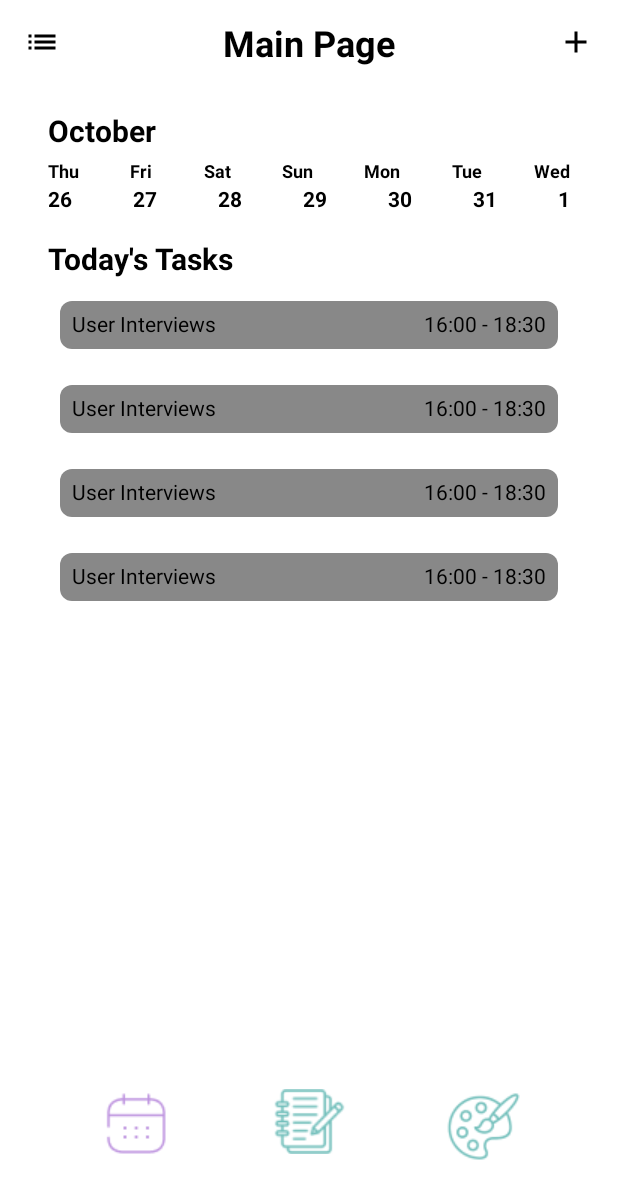
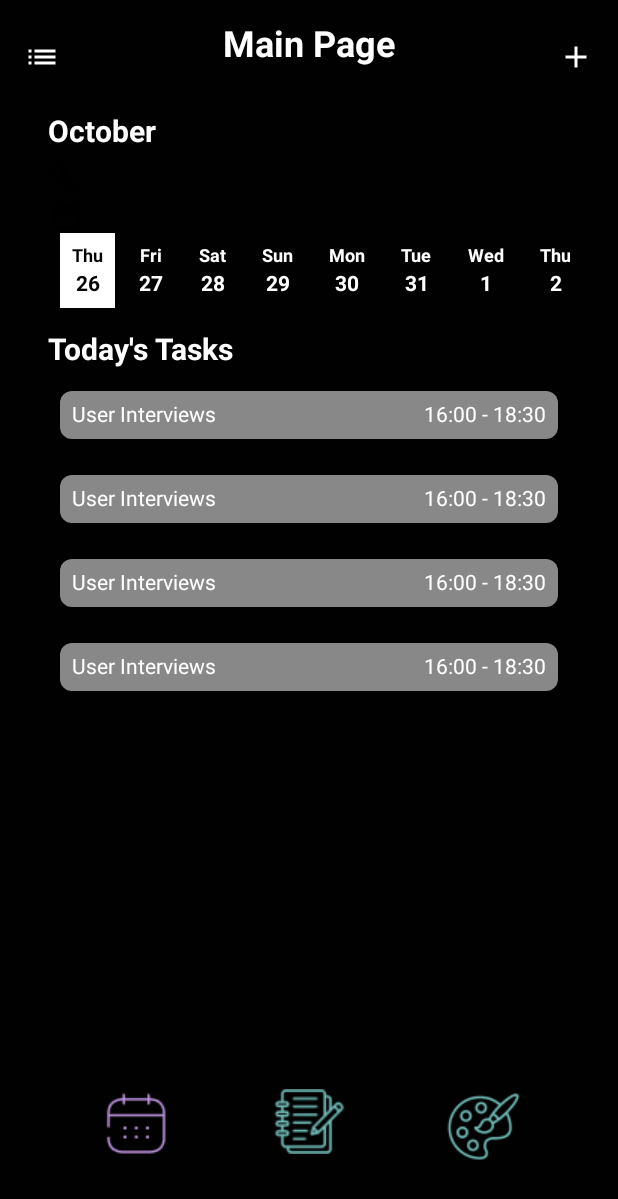
Before and after one commit to poiu542/Picashow, an Android app built with Jetpack Compose: the screen it shows after launch (MainActivity), on a phone screen of 412 x 824 dp. Shown: the top 1199 px of the screen. Run offline under Robolectric (Android 15) with nearby library versions, the phone set to English and light mode, and no system bars; 1 statement that could not run was skipped.

Commit message:
FEAT: 배경색 변경, 날짜 Horizontal 스크롤 구현

```diff
--- a/app/build.gradle.kts
+++ b/app/build.gradle.kts
@@ -52,7 +52,7 @@ android {
 dependencies {
 
     // workManager
-    implementation ("androidx.work:work-runtime-ktx:2.7.0")
+    implementation("androidx.work:work-runtime-ktx:2.7.0")
     // navigation
     implementation("androidx.navigation:navigation-compose:2.5.3")
 
--- a/app/src/main/java/io/b306/picashow/MainActivity.kt
+++ b/app/src/main/java/io/b306/picashow/MainActivity.kt
@@ -5,45 +5,28 @@ import android.app.TimePickerDialog
 import android.os.Bundle
 import androidx.activity.ComponentActivity
 import androidx.activity.compose.setContent
-import androidx.compose.foundation.Image
-import androidx.compose.foundation.background
 import androidx.compose.foundation.clickable
 import androidx.compose.foundation.layout.Arrangement
-import androidx.compose.foundation.layout.Box
-import androidx.compose.foundation.layout.Column
 import androidx.compose.foundation.layout.Row
-import androidx.compose.foundation.layout.Spacer
-import androidx.compose.foundation.layout.fillMaxSize
-import androidx.compose.foundation.layout.fillMaxWidth
-import androidx.compose.foundation.layout.height
 import androidx.compose.foundation.layout.padding
-import androidx.compose.foundation.layout.size
-import androidx.compose.foundation.shape.RoundedCornerShape
 import androidx.compose.material.Icon
 import androidx.compose.material.MaterialTheme
 import androidx.compose.material.Surface
 import androidx.compose.material.Text
 import androidx.compose.material.icons.Icons
-import androidx.compose.material.icons.filled.Add
-import androidx.compose.material.icons.filled.ArrowBack
 import androidx.compose.material.icons.filled.DateRange
-import androidx.compose.material.icons.filled.Home
 import androidx.compose.material.icons.rounded.Build
 import androidx.compose.runtime.Composable
 import androidx.compose.runtime.getValue
 import androidx.compose.runtime.mutableStateOf
 import androidx.compose.runtime.remember
 import androidx.compose.runtime.setValue
-import androidx.compose.ui.Alignment
 import androidx.compose.ui.Modifier
-import androidx.compose.ui.graphics.Color
 import androidx.compose.ui.platform.LocalContext
-import androidx.compose.ui.res.painterResource
-import androidx.compose.ui.text.font.FontWeight
 import androidx.compose.ui.unit.dp
-import androidx.compose.ui.unit.sp
 import androidx.navigation.compose.rememberNavController
-import scheduleWallpaperChange
+import io.b306.picashow.ui.components.ShowDatePicker
+import io.b306.picashow.ui.components.ShowTimePicker
 import java.util.Calendar
 
 class MainActivity : ComponentActivity() {
@@ -51,18 +34,13 @@ class MainActivity : ComponentActivity() {
     override fun onCreate(savedInstanceState: Bundle?) {
         super.onCreate(savedInstanceState)
         setContent {
-//            val navController = rememberNavController()
-//            SetupNavigation(n
-//            avController)
-//            MainScreen()
-
             Row(
                 modifier = Modifier.padding(16.dp),
                 horizontalArrangement = Arrangement.spacedBy(16.dp)
             ) {
                 ShowDatePicker()
                 ShowTimePicker()
-                scheduleWallpaperChange(this@MainActivity);
+                scheduleWallpaperChange(this@MainActivity)
             }
             Surface(color = MaterialTheme.colors.background) {
                 val navController = rememberNavController()
@@ -71,58 +49,7 @@ class MainActivity : ComponentActivity() {
         }
     }
 }
-@Composable
-fun ShowDatePicker() {
-    val context = LocalContext.current
-    var selectedDate by remember { mutableStateOf("") }
 
-    Icon(
-        Icons.Default.DateRange,
-        contentDescription = "Open Date Picker",
-        modifier = Modifier.clickable {
-            val calendar: Calendar = Calendar.getInstance()
-            val day = calendar.get(Calendar.DAY_OF_MONTH)
-            val month = calendar.get(Calendar.MONTH)
-            val year = calendar.get(Calendar.YEAR)
-
-            DatePickerDialog(context, { _, mYear, mMonth, mDay ->
-                selectedDate = "${mDay}/${mMonth + 1}/$mYear"
-                // selectedDate 변수에 선택된 날짜가 저장됩니다.
-                // 이 변수를 원하는 곳에서 사용하세요.
-
-            }, year, month, day).show()
-        }
-    )
-    if (selectedDate.isNotEmpty()) {
-        Text("Selected Date: $selectedDate")
-    }
-}
-
-@Composable
-fun ShowTimePicker() {
-    val context = LocalContext.current
-    var selectedTime by remember { mutableStateOf("") }
-
-    Icon(
-        Icons.Rounded.Build,
-        contentDescription = "Open Time Picker",
-        modifier = Modifier.clickable {
-            val calendar: Calendar = Calendar.getInstance()
-            val hourOfDay = calendar.get(Calendar.HOUR_OF_DAY)
-            val minute = calendar.get(Calendar.MINUTE)
-
-            TimePickerDialog(context, { _, mHour, mMinute ->
-                selectedTime= "${mHour}:${mMinute}"
-                // selectedTime 변수에 선택된 시간이 저장됩니다.
-                // 이 변수를 원하는 곳에서 사용하세요.
-
-            }, hourOfDay, minute, true).show()
-        }
-    )
-    if (selectedTime.isNotEmpty()) {
-        Text("Selected Date: $selectedTime")
-    }
-}
 //@Preview(showBackground = true)
 //@Composable
 //fun GreetingPreview() {
--- a/app/src/main/java/io/b306/picashow/MainScreen.kt
+++ b/app/src/main/java/io/b306/picashow/MainScreen.kt
@@ -1,6 +1,7 @@
 package io.b306.picashow
 
 import androidx.compose.foundation.Image
+import androidx.compose.foundation.background
 import androidx.compose.foundation.clickable
 import androidx.compose.foundation.layout.Arrangement
 import androidx.compose.foundation.layout.Box
@@ -25,6 +26,7 @@ import androidx.compose.runtime.rememberUpdatedState
 import androidx.compose.runtime.setValue
 import androidx.compose.ui.Alignment
 import androidx.compose.ui.Modifier
+import androidx.compose.ui.graphics.Color
 import androidx.compose.ui.res.painterResource
 import androidx.compose.ui.text.font.FontWeight
 import androidx.compose.ui.unit.dp
@@ -36,6 +38,7 @@ import io.b306.picashow.ui.components.BottomNavigation
 import io.b306.picashow.ui.components.BottomNavigationItem
 import io.b306.picashow.ui.components.TopAppBar
 import io.b306.picashow.ui.page.MainPage
+import io.b306.picashow.ui.theme.MainBackground
 
 @Composable
 fun MainScreen(navController: NavHostController) {
@@ -54,6 +57,11 @@ fun MainScreen(navController: NavHostController) {
             }
         }
     }
+    Box(
+        modifier = Modifier
+            .fillMaxSize()
+            .background(MainBackground)  // 전체 배경색을 설정합니다.
+    ) {
         Column(
             modifier = Modifier
                 .fillMaxSize()
@@ -72,17 +80,32 @@ fun MainScreen(navController: NavHostController) {
 
                 val bottomNavItems = listOf(
                     BottomNavigationItem(
-                    icon = { Image(painter = painterResource(id = R.drawable.calender), contentDescription = null) },
+                        icon = {
+                            Image(
+                                painter = painterResource(id = R.drawable.calender),
+                                contentDescription = null
+                            )
+                        },
                         selected = navController.currentDestination?.route == "firstPage",
                         onClick = { navController.navigate("firstPage") }
                     ),
                     BottomNavigationItem(
-                    icon = { Image(painter = painterResource(id = R.drawable.today), contentDescription = null) },
+                        icon = {
+                            Image(
+                                painter = painterResource(id = R.drawable.today),
+                                contentDescription = null
+                            )
+                        },
                         selected = navController.currentDestination?.route == "secondPage" || navController.previousBackStackEntry == null,
                         onClick = { navController.navigate("secondPage") }
                     ),
                     BottomNavigationItem(
-                    icon = { Image(painter = painterResource(id = R.drawable.paintdiary), contentDescription = null) },
+                        icon = {
+                            Image(
+                                painter = painterResource(id = R.drawable.paintdiary),
+                                contentDescription = null
+                            )
+                        },
                         selected = navController.currentDestination?.route == "thirdPage",
                         onClick = { navController.navigate("thirdPage") }
                     )
@@ -92,6 +115,7 @@ fun MainScreen(navController: NavHostController) {
                     modifier = Modifier.align(Alignment.BottomCenter),
                     items = bottomNavItems
                 )
+            }
         }
     }
 }
--- /dev/null
+++ b/app/src/main/java/io/b306/picashow/ui/components/Picker.kt
@@ -0,0 +1,71 @@
+package io.b306.picashow.ui.components
+
+import android.app.DatePickerDialog
+import android.app.TimePickerDialog
+import androidx.compose.foundation.clickable
+import androidx.compose.material.Icon
+import androidx.compose.material.Text
+import androidx.compose.material.icons.Icons
+import androidx.compose.material.icons.filled.DateRange
+import androidx.compose.material.icons.rounded.Build
+import androidx.compose.runtime.Composable
+import androidx.compose.runtime.getValue
+import androidx.compose.runtime.mutableStateOf
+import androidx.compose.runtime.remember
+import androidx.compose.runtime.setValue
+import androidx.compose.ui.Modifier
+import androidx.compose.ui.platform.LocalContext
+import java.util.Calendar
+
+@Composable
+fun ShowDatePicker() {
+    val context = LocalContext.current
+    var selectedDate by remember { mutableStateOf("") }
+
+    Icon(
+        Icons.Default.DateRange,
+        contentDescription = "Open Date Picker",
+        modifier = Modifier.clickable {
+            val calendar: Calendar = Calendar.getInstance()
+            val day = calendar.get(Calendar.DAY_OF_MONTH)
+            val month = calendar.get(Calendar.MONTH)
+            val year = calendar.get(Calendar.YEAR)
+
+            DatePickerDialog(context, { _, mYear, mMonth, mDay ->
+                selectedDate = "${mDay}/${mMonth + 1}/$mYear"
+                // selectedDate 변수에 선택된 날짜가 저장됩니다.
+                // 이 변수를 원하는 곳에서 사용하세요.
+
+            }, year, month, day).show()
+        }
+    )
+    if (selectedDate.isNotEmpty()) {
+        Text("Selected Date: $selectedDate")
+    }
+}
+
+@Composable
+fun ShowTimePicker() {
+    val context = LocalContext.current
+    var selectedTime by remember { mutableStateOf("") }
+
+    Icon(
+        Icons.Rounded.Build,
+        contentDescription = "Open Time Picker",
+        modifier = Modifier.clickable {
+            val calendar: Calendar = Calendar.getInstance()
+            val hourOfDay = calendar.get(Calendar.HOUR_OF_DAY)
+            val minute = calendar.get(Calendar.MINUTE)
+
+            TimePickerDialog(context, { _, mHour, mMinute ->
+                selectedTime= "${mHour}:${mMinute}"
+                // selectedTime 변수에 선택된 시간이 저장됩니다.
+                // 이 변수를 원하는 곳에서 사용하세요.
+
+            }, hourOfDay, minute, true).show()
+        }
+    )
+    if (selectedTime.isNotEmpty()) {
+        Text("Selected Date: $selectedTime")
+    }
+}
--- a/app/src/main/java/io/b306/picashow/ui/components/TopAppBar.kt
+++ b/app/src/main/java/io/b306/picashow/ui/components/TopAppBar.kt
@@ -3,6 +3,7 @@ package io.b306.picashow.ui.components
 import androidx.compose.foundation.layout.Arrangement
 import androidx.compose.foundation.layout.Row
 import androidx.compose.foundation.layout.fillMaxWidth
+import androidx.compose.foundation.layout.offset
 import androidx.compose.material.Icon
 import androidx.compose.material.Text
 import androidx.compose.material.icons.Icons
@@ -10,7 +11,9 @@ import androidx.compose.material.icons.filled.Add
 import androidx.compose.material.icons.filled.List
 import androidx.compose.runtime.Composable
 import androidx.compose.ui.Modifier
+import androidx.compose.ui.graphics.Color
 import androidx.compose.ui.text.font.FontWeight
+import androidx.compose.ui.unit.dp
 import androidx.compose.ui.unit.sp
 
 @Composable
@@ -19,8 +22,23 @@ fun TopAppBar(title : String) {
         modifier = Modifier.fillMaxWidth(),
         horizontalArrangement = Arrangement.SpaceBetween
     ) {
-        Icon(Icons.Default.List, contentDescription = null)
-        Text(text = title, fontWeight = FontWeight.Bold, fontSize = 24.sp)
-        Icon(Icons.Default.Add, contentDescription = null)
+        Icon(
+            Icons.Default.List,
+            contentDescription = null,
+            tint = Color.White,
+            modifier = Modifier.offset(y = 10.dp)
+        )
+        Text(
+            text = title,
+            fontWeight = FontWeight.Bold,
+            fontSize = 24.sp,
+            color = Color.White,
+            )
+        Icon(
+            Icons.Default.Add,
+            contentDescription = null,
+            tint = Color.White,
+            modifier = Modifier.offset(y = 10.dp)
+        )
     }
 }
--- a/app/src/main/java/io/b306/picashow/ui/page/MainPageUI.kt
+++ b/app/src/main/java/io/b306/picashow/ui/page/MainPageUI.kt
@@ -1,28 +1,41 @@
 package io.b306.picashow.ui.page
 
 import androidx.compose.foundation.background
+import androidx.compose.foundation.clickable
 import androidx.compose.foundation.layout.Arrangement
+import androidx.compose.foundation.layout.Box
 import androidx.compose.foundation.layout.Column
+import androidx.compose.foundation.layout.PaddingValues
 import androidx.compose.foundation.layout.Row
 import androidx.compose.foundation.layout.Spacer
 import androidx.compose.foundation.layout.fillMaxSize
 import androidx.compose.foundation.layout.fillMaxWidth
 import androidx.compose.foundation.layout.height
 import androidx.compose.foundation.layout.padding
+import androidx.compose.foundation.lazy.LazyRow
+import androidx.compose.foundation.lazy.itemsIndexed
+import androidx.compose.foundation.lazy.rememberLazyListState
 import androidx.compose.foundation.shape.RoundedCornerShape
 import androidx.compose.material.Text
 import androidx.compose.runtime.Composable
+import androidx.compose.runtime.getValue
+import androidx.compose.runtime.mutableIntStateOf
+import androidx.compose.runtime.mutableStateOf
+import androidx.compose.runtime.remember
+import androidx.compose.runtime.setValue
 import androidx.compose.ui.Alignment
 import androidx.compose.ui.Modifier
 import androidx.compose.ui.graphics.Color
 import androidx.compose.ui.text.font.FontWeight
 import androidx.compose.ui.unit.dp
 import androidx.compose.ui.unit.sp
+import io.b306.picashow.ui.components.ShowDatePicker
+import io.b306.picashow.ui.components.ShowTimePicker
 import java.time.YearMonth
 import java.util.Calendar
 
-class MainPageUI {
-}
+//class MainPageUI {
+//}
 
 @Composable
 fun MainPage() {
@@ -31,23 +44,28 @@ fun MainPage() {
     val currentMonth = today.get(Calendar.MONTH) + 1 // Java의 Calendar MONTH는 0부터 시작합니다.
     val currentDay = today.get(Calendar.DAY_OF_MONTH)
 
+    // 선택된 날짜를 관리하는 상태
+    var selectedDay by remember { mutableIntStateOf(currentDay) }
+
     Column(
         modifier = Modifier
             .fillMaxSize()
             .padding(16.dp)
     ) {
-        Calendar(currentYear, currentMonth, currentDay)
+        Calendar(currentYear, currentMonth, currentDay, selectedDay) { newSelectedDay ->
+            selectedDay = newSelectedDay
+        }
         Spacer(modifier = Modifier.height(16.dp))
         Tasks()
     }
 }
 
 @Composable
-fun Calendar(year: Int, month: Int, startDay: Int) {
+fun Calendar(year: Int, month: Int, startDay: Int, selectedDay: Int, onDaySelected: (Int) -> Unit) {
     val daysInMonth = daysInMonth(year, month)
     val daysToShow = mutableListOf<Int?>()
 
-    for (i in 0 until 7) {
+    for (i in 0 until 30) {
         val currentDay = startDay + i
         if (currentDay <= daysInMonth) {
             daysToShow.add(currentDay)
@@ -57,49 +75,61 @@ fun Calendar(year: Int, month: Int, startDay: Int) {
     }
     val dayNames = getWeekDayNamesBasedOnStartDay(year, month, startDay)
 
-    Text(text = monthToName(month), fontWeight = FontWeight.Bold, fontSize = 20.sp)
+    Text(text = monthToName(month), fontWeight = FontWeight.Bold, fontSize = 20.sp, color = Color.White)
     Spacer(modifier = Modifier.height(8.dp))
+    ShowTimePicker()
+    ShowDatePicker()
 
-    // 요일 이름 표시
-    Row(
-        modifier = Modifier.fillMaxWidth(),
-        horizontalArrangement = Arrangement.SpaceBetween
+    val lazyListState = rememberLazyListState()
+
+    LazyRow(
+        state = lazyListState,
+        contentPadding = PaddingValues(horizontal = 8.dp),
+        horizontalArrangement = Arrangement.spacedBy(8.dp),
+        verticalAlignment = Alignment.CenterVertically
     ) {
-        dayNames.forEach { dayName ->
-            Text(text = dayName, fontWeight = FontWeight.Bold, fontSize = 12.sp)
-        }
-    }
-    Spacer(modifier = Modifier.height(4.dp))
-
-    // 날짜 표시
-    Row(
-        modifier = Modifier.fillMaxWidth(),
-        horizontalArrangement = Arrangement.SpaceBetween
-    ) {
-        daysToShow.forEach { day ->
-            DayItem(day = day)
+        itemsIndexed(daysToShow) { index, day ->
+            DayWithBackground(day, dayNames[index], day == selectedDay) {
+                day?.let {
+                    onDaySelected(it)
+                }
+            }
         }
     }
 }
 
 @Composable
-fun DayItem(day: Int?) {
-    Column(
-        horizontalAlignment = Alignment.CenterHorizontally,
-        verticalArrangement = Arrangement.Center
+fun DayWithBackground(day: Int?, dayName: String, isSelected: Boolean, onDayClick: () -> Unit) {
+    val backgroundColor = if (isSelected) Color.White else Color.Transparent
+    val textColor = if (isSelected) Color.Black else Color.White
+
+    Box(
+        contentAlignment = Alignment.Center,
+        modifier = Modifier
+
+            .background(backgroundColor)
+            .clickable(onClick = onDayClick)
     ) {
-        Text(text = day?.toString() ?: "", fontWeight = FontWeight.Bold)
-        Spacer(modifier = Modifier.height(4.dp))
+        Column(
+            horizontalAlignment = Alignment.CenterHorizontally,
+            verticalArrangement = Arrangement.Center,
+            modifier = Modifier.padding(8.dp)
+        ) {
+            Text(text = dayName, fontWeight = FontWeight.Bold, fontSize = 12.sp, color = textColor)
+            Spacer(modifier = Modifier.height(4.dp))
+            Text(text = day?.toString() ?: "", fontWeight = FontWeight.Bold, color = textColor)
+        }
     }
 }
 
 fun getWeekDayNamesBasedOnStartDay(year: Int, month: Int, startDay: Int): List<String> {
     val calendar = Calendar.getInstance()
-    calendar.set(year, month - 1, startDay)  // month - 1 because Java Calendar's months start from 0
+    calendar.set(year, month - 1, startDay)
 
     val dayNames = mutableListOf<String>()
+    val repeatCount = 30 // 30번 반복
 
-    for (i in 0..6) {
+    for (j in 0 until repeatCount) {
         val dayOfWeek = calendar.get(Calendar.DAY_OF_WEEK)
         dayNames.add(
             when (dayOfWeek) {
@@ -113,7 +143,7 @@ fun getWeekDayNamesBasedOnStartDay(year: Int, month: Int, startDay: Int): List<S
                 else -> ""
             }
         )
-        calendar.add(Calendar.DAY_OF_MONTH, 1)
+        calendar.add(Calendar.DAY_OF_MONTH, 1) // 다음 날짜로 이동
     }
 
     return dayNames
@@ -145,7 +175,7 @@ fun monthToName(month: Int): String {
 
 @Composable
 fun Tasks() {
-    Text(text = "Today's Tasks", fontWeight = FontWeight.Bold, fontSize = 20.sp)
+    Text(text = "Today's Tasks", fontWeight = FontWeight.Bold, fontSize = 20.sp, color = Color.White)
     Spacer(modifier = Modifier.height(8.dp))
     TaskItem(taskName = "User Interviews", time = "16:00 - 18:30")
     Spacer(modifier = Modifier.height(8.dp))
@@ -168,7 +198,7 @@ fun TaskItem(taskName: String, time: String) {
         verticalAlignment = Alignment.CenterVertically,
         horizontalArrangement = Arrangement.SpaceBetween
     ) {
-        Text(text = taskName, modifier = Modifier.padding(8.dp))
-        Text(text = time, modifier = Modifier.padding(8.dp))
+        Text(text = taskName, modifier = Modifier.padding(8.dp), color = Color.White)
+        Text(text = time, modifier = Modifier.padding(8.dp), color = Color.White)
     }
 }
--- a/app/src/main/java/io/b306/picashow/ui/theme/Color.kt
+++ b/app/src/main/java/io/b306/picashow/ui/theme/Color.kt
@@ -9,3 +9,6 @@ val Pink80 = Color(0xFFEFB8C8)
 val Purple40 = Color(0xFF6650a4)
 val PurpleGrey40 = Color(0xFF625b71)
 val Pink40 = Color(0xFF7D5260)
+
+// background
+val MainBackground = Color(0xFF010101)
```
Also changed, not shown: app/src/main/java/io/b306/picashow/scheduleWallpaperChange.kt (+4 -3 lines). Lines whose indentation alone changed are shown as unchanged.
